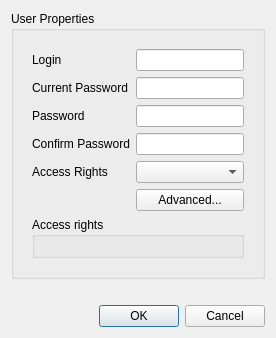
networkoptix/nx_open, file client/src/ui/dialogs/user_settings_dialog.ui: the form before one commit.
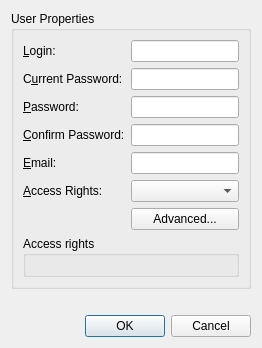
The form after the commit.

Commit message:
Setup email in User Settings dialog
<==== Mercurial data ====>
Branch: master

```diff
--- a/client/src/ui/dialogs/user_settings_dialog.ui
+++ b/client/src/ui/dialogs/user_settings_dialog.ui
@@ -6,8 +6,8 @@
    <rect>
     <x>0</x>
     <y>0</y>
-    <width>294</width>
-    <height>364</height>
+    <width>317</width>
+    <height>379</height>
    </rect>
   </property>
   <property name="sizePolicy">
@@ -49,21 +49,78 @@
            </sizepolicy>
           </property>
           <layout class="QGridLayout" name="gridLayout">
-           <item row="0" column="0">
-            <widget class="QLabel" name="loginLabel">
+           <property name="margin">
+            <number>0</number>
+           </property>
+           <item row="6" column="1">
+            <widget class="QPushButton" name="advancedButton">
              <property name="text">
-              <string>Login</string>
+              <string>Advanced...</string>
+             </property>
+             <property name="checkable">
+              <bool>true</bool>
+             </property>
+             <property name="autoDefault">
+              <bool>false</bool>
+             </property>
+            </widget>
+           </item>
+           <item row="1" column="0">
+            <widget class="QLabel" name="currentPasswordLabel">
+             <property name="text">
+              <string>C&amp;urrent Password:</string>
+             </property>
+             <property name="buddy">
+              <cstring>currentPasswordEdit</cstring>
              </property>
             </widget>
            </item>
            <item row="0" column="1">
             <widget class="QLineEdit" name="loginEdit"/>
            </item>
+           <item row="3" column="0">
+            <widget class="QLabel" name="confirmPasswordLabel">
+             <property name="text">
+              <string>&amp;Confirm Password:</string>
+             </property>
+             <property name="buddy">
+              <cstring>confirmPasswordEdit</cstring>
+             </property>
+            </widget>
+           </item>
+           <item row="5" column="0">
+            <widget class="QLabel" name="accessRightsLabel">
+             <property name="text">
+              <string>&amp;Access Rights:</string>
+             </property>
+             <property name="buddy">
+              <cstring>accessRightsComboBox</cstring>
+             </property>
+            </widget>
+           </item>
+           <item row="1" column="1">
+            <widget class="QLineEdit" name="currentPasswordEdit">
+             <property name="echoMode">
+              <enum>QLineEdit::Password</enum>
+             </property>
+            </widget>
+           </item>
            <item row="2" column="0">
             <widget class="QLabel" name="passwordLabel">
              <property name="text">
-              <string>Password</string>
+              <string>&amp;Password:</string>
              </property>
+             <property name="buddy">
+              <cstring>passwordEdit</cstring>
+             </property>
+            </widget>
+           </item>
+           <item row="7" column="0" colspan="2">
+            <widget class="QGroupBox" name="accessRightsGroupbox">
+             <property name="title">
+              <string>Access rights</string>
+             </property>
+             <layout class="QVBoxLayout" name="verticalLayout_3"/>
             </widget>
            </item>
            <item row="2" column="1">
@@ -73,13 +130,19 @@
              </property>
             </widget>
            </item>
-           <item row="3" column="0">
-            <widget class="QLabel" name="confirmPasswordLabel">
+           <item row="0" column="0">
+            <widget class="QLabel" name="loginLabel">
              <property name="text">
-              <string>Confirm Password</string>
+              <string>&amp;Login:</string>
+             </property>
+             <property name="buddy">
+              <cstring>loginEdit</cstring>
              </property>
             </widget>
            </item>
+           <item row="5" column="1">
+            <widget class="QComboBox" name="accessRightsComboBox"/>
+           </item>
            <item row="3" column="1">
             <widget class="QLineEdit" name="confirmPasswordEdit">
              <property name="sizePolicy">
@@ -94,49 +157,17 @@
             </widget>
            </item>
            <item row="4" column="0">
-            <widget class="QLabel" name="accessRightsLabel">
+            <widget class="QLabel" name="emailLabel">
              <property name="text">
-              <string>Access Rights</string>
+              <string>&amp;Email:</string>
+             </property>
+             <property name="buddy">
+              <cstring>emailEdit</cstring>
              </property>
             </widget>
            </item>
            <item row="4" column="1">
-            <widget class="QComboBox" name="accessRightsComboBox"/>
-           </item>
-           <item row="1" column="0">
-            <widget class="QLabel" name="currentPasswordLabel">
-             <property name="text">
-              <string>Current Password</string>
-             </property>
-            </widget>
-           </item>
-           <item row="1" column="1">
-            <widget class="QLineEdit" name="currentPasswordEdit">
-             <property name="echoMode">
-              <enum>QLineEdit::Password</enum>
-             </property>
-            </widget>
-           </item>
-           <item row="6" column="0" colspan="2">
-            <widget class="QGroupBox" name="accessRightsGroupbox">
-             <property name="title">
-              <string>Access rights</string>
-             </property>
-             <layout class="QVBoxLayout" name="verticalLayout_3"/>
-            </widget>
-           </item>
-           <item row="5" column="1">
-            <widget class="QPushButton" name="advancedButton">
-             <property name="text">
-              <string>Advanced...</string>
-             </property>
-             <property name="checkable">
-              <bool>true</bool>
-             </property>
-             <property name="autoDefault">
-              <bool>false</bool>
-             </property>
-            </widget>
+            <widget class="QLineEdit" name="emailEdit"/>
            </item>
           </layout>
          </widget>
```
Left out of the diff: 1 changed line with no effect on the pictures. The commit also changes 5 other files.
